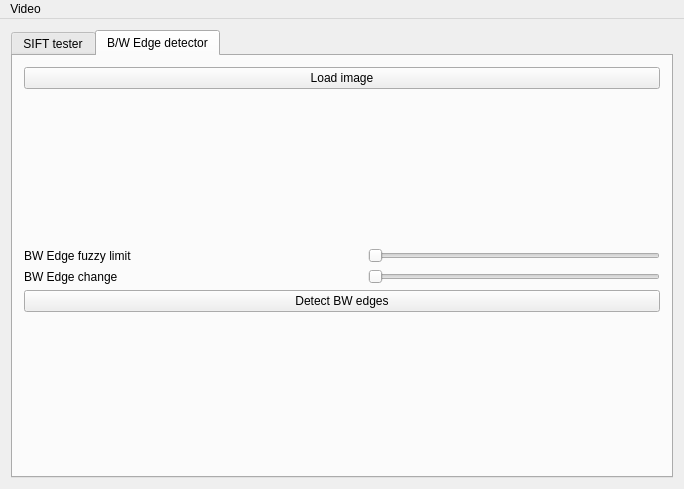
Old version of the form ObjDetect/mainwindow.ui in the repository trombipeti/Onlab.
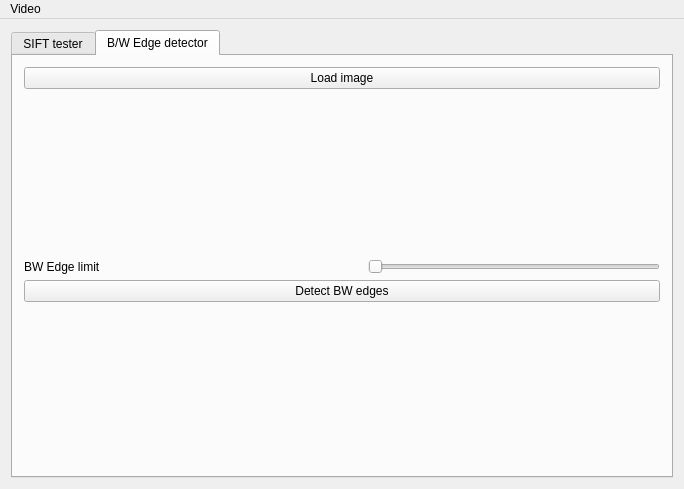
New version of the form. Custom widgets are drawn as their Qt base class.

```diff
--- a/ObjDetect/mainwindow.ui
+++ b/ObjDetect/mainwindow.ui
@@ -331,7 +331,7 @@
           <item>
            <widget class="QLabel" name="label_37">
             <property name="text">
-             <string>BW Edge fuzzy limit</string>
+             <string>BW Edge limit</string>
             </property>
            </widget>
           </item>
@@ -369,49 +369,6 @@
           </item>
          </layout>
         </item>
-        <item>
-         <layout class="QHBoxLayout" name="horizontalLayout_38">
-          <item>
-           <widget class="QLabel" name="label_38">
-            <property name="text">
-             <string>BW Edge change</string>
-            </property>
-           </widget>
-          </item>
-          <item>
-           <widget class="QLabel" name="bwEdgeThreshLabel">
-            <property name="sizePolicy">
-             <sizepolicy hsizetype="Minimum" vsizetype="Minimum">
-              <horstretch>0</horstretch>
-              <verstretch>0</verstretch>
-             </sizepolicy>
-            </property>
-            <property name="maximumSize">
-             <size>
-              <width>40</width>
-              <height>16777215</height>
-             </size>
-            </property>
-            <property name="text">
-             <string/>
-            </property>
-           </widget>
-          </item>
-          <item>
-           <widget class="QSlider" name="bwEdgeThreshSlider">
-            <property name="sizePolicy">
-             <sizepolicy hsizetype="Preferred" vsizetype="Preferred">
-              <horstretch>0</horstretch>
-              <verstretch>0</verstretch>
-             </sizepolicy>
-            </property>
-            <property name="orientation">
-             <enum>Qt::Horizontal</enum>
-            </property>
-           </widget>
-          </item>
-         </layout>
-        </item>
         <item>
          <widget class="QPushButton" name="detectEdgesBtn">
           <property name="text">
```
